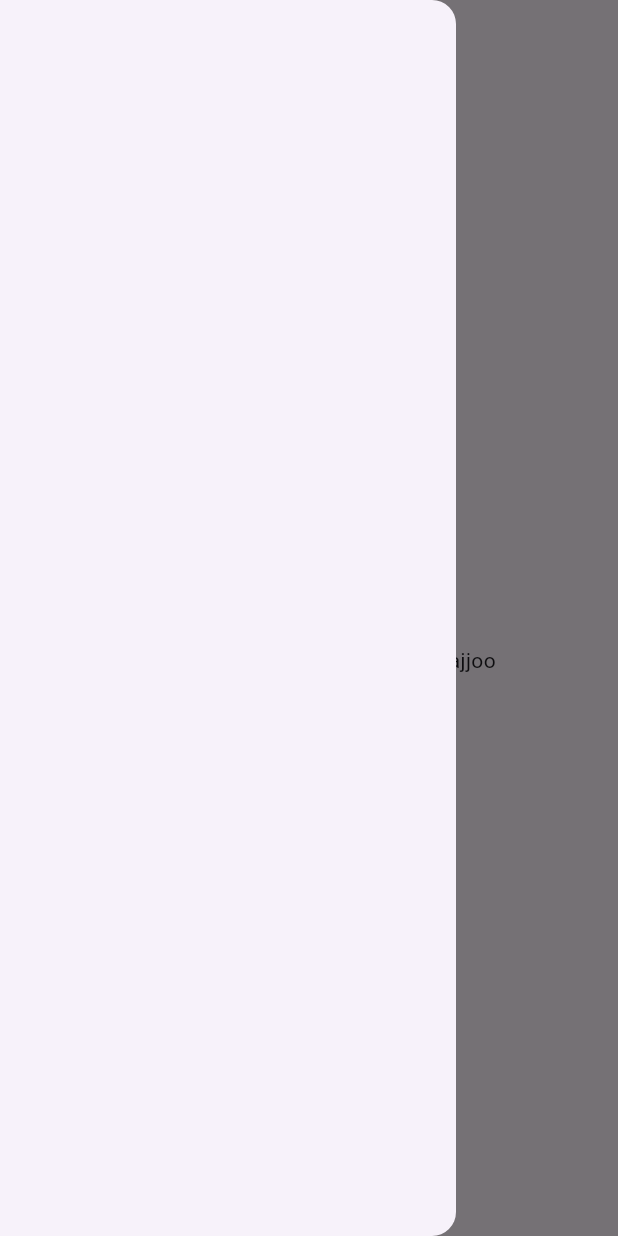
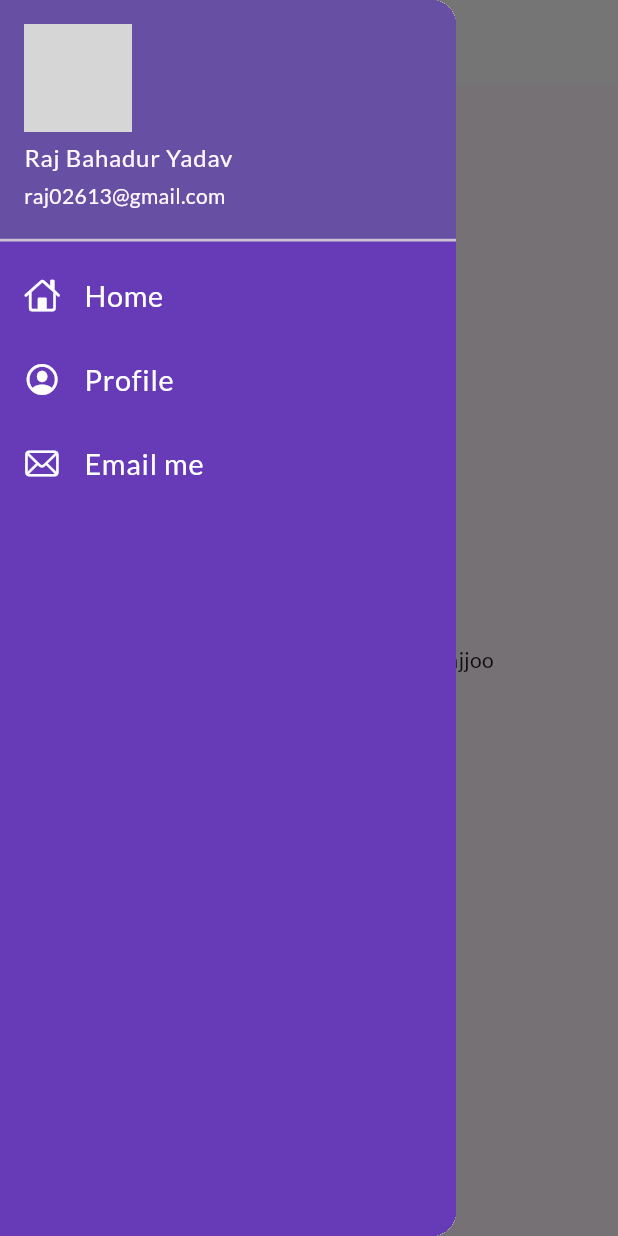
Before and after one commit to raj02613/flutter, a Flutter app: the screen it shows after launch, with the side drawer open, on a phone screen of 412 x 824 dp. Run offline on Flutter 3.47's test engine with Material 3 defaults, Android fonts, the phone set to English and light mode, and no system bars; our stand-ins replace google_fonts; network calls fail; grey boxes are pictures that could not be loaded.

Commit message:
days 8 completed

```diff
--- /dev/null
+++ b/lib/models/catalog.dart
@@ -0,0 +1,10 @@
+class Item {
+  final String id;
+  final String name;
+  final String desc;
+  final num price;
+  final String color;
+  final String image;
+
+  Item({this.id, this.name, this.desc, this.price, this.color, this.image});
+}
--- a/lib/pages/home_page.dart
+++ b/lib/pages/home_page.dart
@@ -1,3 +1,4 @@
+import 'package:classico/widgets/drawer.dart';
 import 'package:flutter/material.dart';
 
 class HomePage extends StatelessWidget {
@@ -14,7 +15,7 @@ class HomePage extends StatelessWidget {
           child: Text("Welcome to $days days of flutter by $name "),
         ),
       ),
-      drawer: Drawer(),
+      drawer: MyDrawer(),
     );
   }
 }
--- a/lib/pages/login_page.dart
+++ b/lib/pages/login_page.dart
@@ -81,7 +81,7 @@ class _LoginPageState extends State<LoginPage> {
                        labelText: "Password",
                      ),
                      validator: (value) {
-                       if (value!.isEmpty) {
+                      if (value!.isEmpty) {
                          return "Password cannot be empty";
                        } else if (value.length < 6) {
                          return "Password length should be atleast 6";
--- /dev/null
+++ b/lib/widgets/drawer.dart
@@ -0,0 +1,70 @@
+import 'package:flutter/cupertino.dart';
+import 'package:flutter/material.dart';
+
+class MyDrawer extends StatelessWidget {
+  @override
+  Widget build(BuildContext context) {
+   final imageUrl =
+       "https://e0.pxfuel.com/wallpapers/453/679/desktop-wallpaper-%CC%97%CC%80%E2%9E%9B-nanami-icons-jujutsu-aesthetic-anime-nanami-kento-nanami.jpg";
+    return Drawer(
+      child: Container(
+        color:  Colors.deepPurple,
+        child: ListView(
+          padding: EdgeInsets.zero,
+          children: [
+            DrawerHeader(
+              padding: EdgeInsets.zero,
+              child: UserAccountsDrawerHeader(
+                margin: EdgeInsets.zero,
+                accountName: Text("Raj Bahadur Yadav"),
+                accountEmail: Text("raj02613@gmail.com"),
+                currentAccountPicture: CircleAvatar(
+                  backgroundImage: NetworkImage(imageUrl),
+                ),
+              ),
+            ),
+            ListTile(
+              leading: Icon(
+                  CupertinoIcons.home,
+                  color: Colors.white,
+              ),
+              title: Text(
+                "Home",
+                textScaleFactor: 1.2,
+                style: TextStyle(
+                  color: Colors.white,
+                ),
+              )
+              ),
+            ListTile(
+                leading: Icon(
+                  CupertinoIcons.profile_circled,
+                  color: Colors.white,
+                ),
+                title: Text(
+                  "Profile",
+                  textScaleFactor: 1.2,
+                  style: TextStyle(
+                    color: Colors.white,
+                  ),
+                )
+            ),
+            ListTile(
+                leading: Icon(
+                  CupertinoIcons.mail,
+                  color: Colors.white,
+                ),
+                title: Text(
+                  "Email me",
+                  textScaleFactor: 1.2,
+                  style: TextStyle(
+                    color: Colors.white,
+                  ),
+                )
+            ),
+          ],
+        ),
+      ),
+    );
+  }
+}
--- /dev/null
+++ b/lib/widgets/themes.dart
@@ -0,0 +1,18 @@
+import 'package:flutter/material.dart';
+import 'package:google_fonts/google_fonts.dart';
+
+class MyTheme {
+  static ThemeData lightTheme(BuildContext context) =>  ThemeData(
+    primarySwatch: Colors.deepPurple,
+    fontFamily: GoogleFonts.lato().fontFamily,
+    appBarTheme: AppBarTheme(
+      color: Colors.white,
+      elevation: 0.0,
+      iconTheme: IconThemeData(color: Colors.black),
+      toolbarTextStyle: Theme.of(context).textTheme.bodyText2, titleTextStyle: Theme.of(context).textTheme.headline6,
+    ));
+
+  static ThemeData darkTheme(BuildContext context) =>  ThemeData(
+    brightness: Brightness.dark,
+  );
+}
```
Also changed, not shown: assets/images/profile-pic.png (added).
